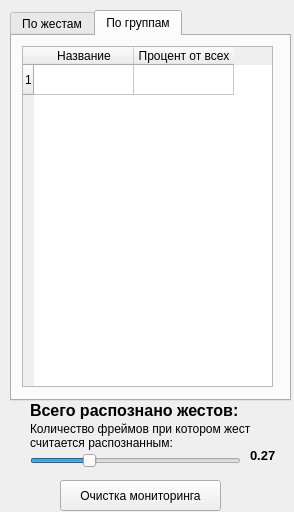
Before: the Qt Designer form monitoring.ui in GamesIS/HandGestureRecognitionVer2, drawn with Qt 5.
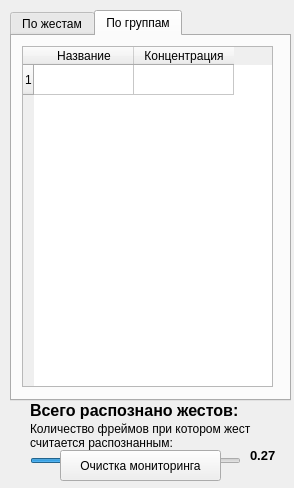
After: the same form once the commit is applied. The open tabs and pages were chosen to show the change.

What changed in the file:
```diff
--- a/monitoring.ui
+++ b/monitoring.ui
@@ -7,13 +7,16 @@
     <x>0</x>
     <y>0</y>
     <width>294</width>
-    <height>512</height>
+    <height>488</height>
    </rect>
   </property>
   <property name="windowTitle">
    <string>Мониторинг</string>
   </property>
   <widget class="QTabWidget" name="monitor_tabs">
+   <property name="enabled">
+    <bool>true</bool>
+   </property>
    <property name="geometry">
     <rect>
      <x>10</x>
@@ -70,6 +73,9 @@
     </widget>
    </widget>
    <widget class="QWidget" name="group_tab">
+    <property name="enabled">
+     <bool>true</bool>
+    </property>
     <attribute name="title">
      <string>По группам</string>
     </attribute>
@@ -105,7 +111,7 @@
      </column>
      <column>
       <property name="text">
-       <string>Процент от всех</string>
+       <string>Концентрация</string>
       </property>
      </column>
     </widget>
@@ -206,7 +212,7 @@
    <property name="geometry">
     <rect>
      <x>60</x>
-     <y>480</y>
+     <y>450</y>
      <width>161</width>
      <height>31</height>
     </rect>
```
Left out of the diff: 4 changed lines with no effect on the pictures.
